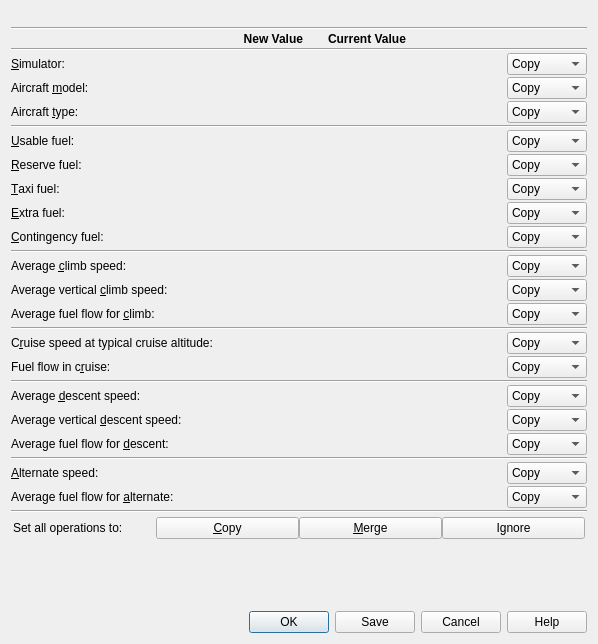
This is src/perf/perfmergedialog.ui in albar965/littlenavmap as Qt 5 draws it before an edit. The edited form follows.
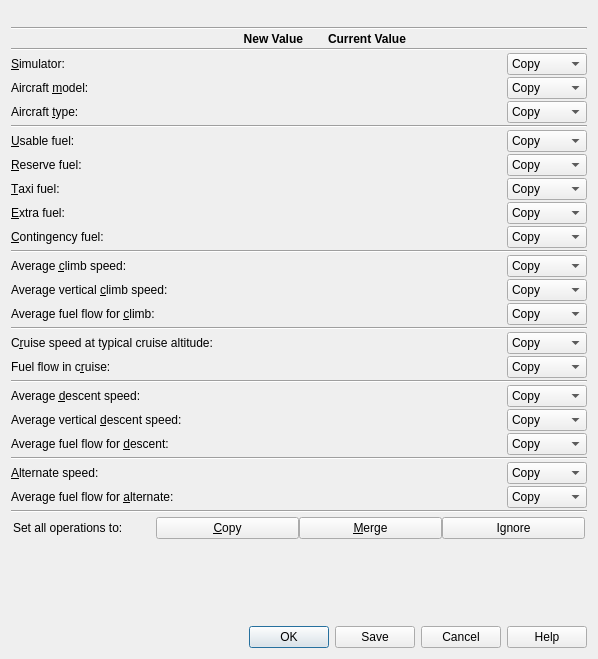
This is the edited form. Icons and pictures are not drawn.

Commit message: Corrected user interface for tab order and buddies.

```diff
--- a/src/perf/perfmergedialog.ui
+++ b/src/perf/perfmergedialog.ui
@@ -7,7 +7,7 @@
     <x>0</x>
     <y>0</y>
     <width>598</width>
-    <height>644</height>
+    <height>659</height>
    </rect>
   </property>
   <property name="windowTitle">
```
Left out of the diff: 2 changed lines with no effect on the pictures. The commit also changes 7 other files.
